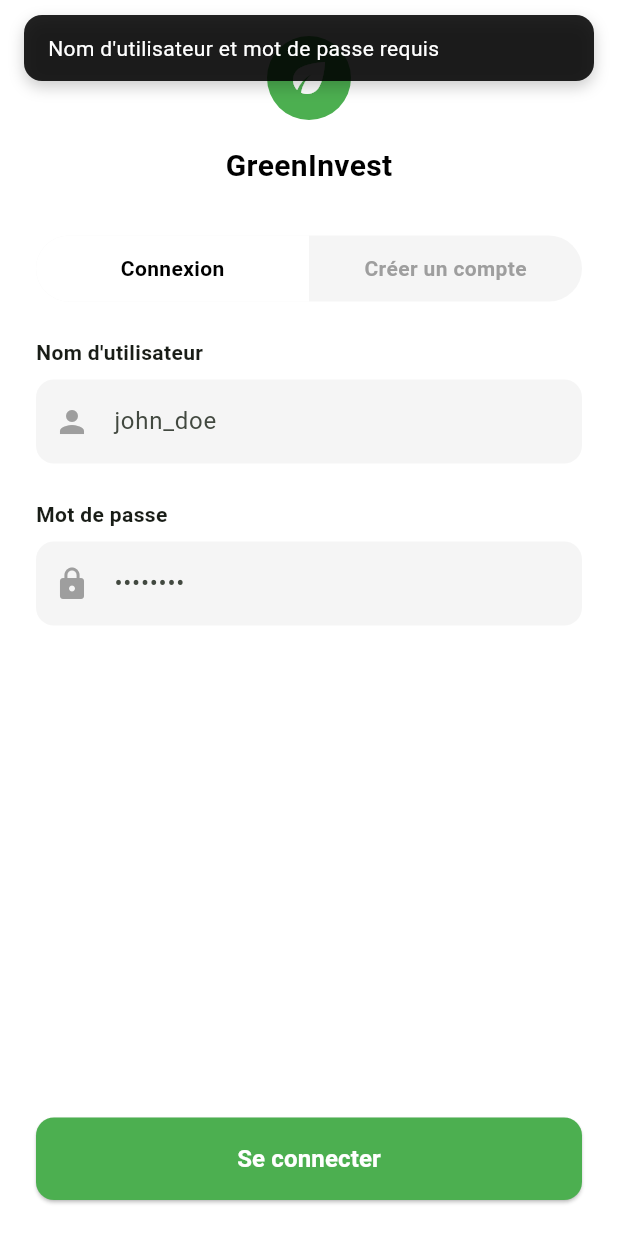
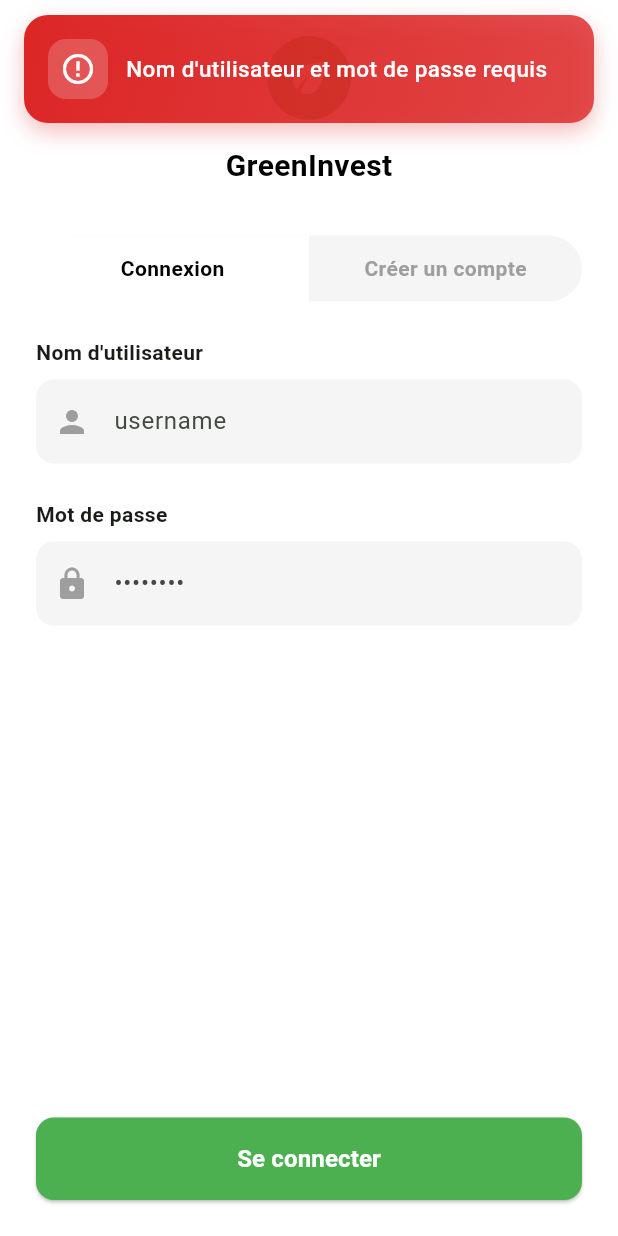
Before and after one commit to achrafmz/GreenInvest-Flutter, a Flutter app: the AuthScreen screen opened by its route, after a tap on "Créer un compte", after a tap on "Connexion", after a tap on "Se connecter", on a phone screen of 412 x 824 dp. Run offline on Flutter 3.47's test engine with Material 3 defaults, Android fonts, the light colour scheme and no system bars; our stand-ins replace dio, flutter_secure_storage; accounts and stored records are empty; network calls fail.

Commit message:
Modernisation des snackbars et boutton du menu

```diff
--- a/lib/screens/auth_screen.dart
+++ b/lib/screens/auth_screen.dart
@@ -42,12 +42,12 @@ class _AuthScreenState extends State<AuthScreen> {
 
     // Validation
     if (username.isEmpty || password.isEmpty) {
-      showTopSnackBar(context, 'Nom d\'utilisateur et mot de passe requis');
+      showTopSnackBar(context, 'Nom d\'utilisateur et mot de passe requis', isError: true);
       return;
     }
 
     if (!_isLoginMode && email.isEmpty) {
-      showTopSnackBar(context, 'L\'email est requis pour l\'inscription');
+      showTopSnackBar(context, 'L\'email est requis pour l\'inscription', isError: true);
       return;
     }
 
@@ -66,7 +66,7 @@ class _AuthScreenState extends State<AuthScreen> {
           Navigator.pushReplacementNamed(context, '/investor-dashboard');
         }
       } else if (mounted) {
-        showTopSnackBar(context, 'Échec de la connexion. Vérifiez vos identifiants.');
+        showTopSnackBar(context, 'Échec de la connexion. Vérifiez vos identifiants.', isError: true);
       }
     } else {
       // ✅ SIGNUP
@@ -89,7 +89,6 @@ class _AuthScreenState extends State<AuthScreen> {
           showTopSnackBar(
             context,
             result['message'] ?? 'Inscription réussie ! Veuillez vous connecter.',
-            backgroundColor: Colors.green,
           );
           setState(() {
             _isLoginMode = true;
@@ -98,7 +97,7 @@ class _AuthScreenState extends State<AuthScreen> {
           showTopSnackBar(
             context,
             result['message'] ?? 'Erreur lors de l\'inscription.',
-            backgroundColor: Colors.red,
+            isError: true,
             duration: const Duration(seconds: 5),
           );
         }
@@ -200,7 +199,7 @@ class _AuthScreenState extends State<AuthScreen> {
                 label: 'Nom d\'utilisateur',
                 controller: _usernameController,
                 icon: Icons.person,
-                hintText: 'john_doe',
+                hintText: 'username',
               ),
               const SizedBox(height: 24),
 
--- a/lib/screens/create_project_screen.dart
+++ b/lib/screens/create_project_screen.dart
@@ -52,11 +52,11 @@ class _CreateProjectScreenState extends State<CreateProjectScreen> {
       if (!mounted) return;
 
       if (success) {
-        showTopSnackBar(context, 'Projet créé avec succès !', backgroundColor: Colors.green);
+        showTopSnackBar(context, 'Projet créé avec succès !');
         Navigator.pop(context);
         // Optionnel : Recharger le dashboard
       } else {
-        showTopSnackBar(context, service.error ?? 'Erreur lors de la création', backgroundColor: Colors.red);
+        showTopSnackBar(context, service.error ?? 'Erreur lors de la création', isError: true);
       }
     }
   }
--- a/lib/screens/profile_screen.dart
+++ b/lib/screens/profile_screen.dart
@@ -59,10 +59,10 @@ class _ProfileScreenState extends State<ProfileScreen> {
       if (!mounted) return;
 
       if (success) {
-        showTopSnackBar(context, 'Profil mis à jour avec succès', backgroundColor: Colors.green);
+        showTopSnackBar(context, 'Profil mis à jour avec succès');
         setState(() => _isEditing = false);
       } else {
-        showTopSnackBar(context, 'Erreur lors de la mise à jour', backgroundColor: Colors.red);
+        showTopSnackBar(context, 'Erreur lors de la mise à jour', isError: true);
       }
     }
   }
--- a/lib/screens/project_detail_screen.dart
+++ b/lib/screens/project_detail_screen.dart
@@ -316,10 +316,10 @@ class ProjectDetailScreen extends StatelessWidget {
 
     if (context.mounted) {
       if (success) {
-        showTopSnackBar(context, 'Statut mis à jour: $newStatus', backgroundColor: Colors.green);
+        showTopSnackBar(context, 'Statut mis à jour: $newStatus');
         Navigator.pop(context); // Return to previous screen to refresh
       } else {
-         showTopSnackBar(context, 'Erreur lors de la mise à jour', backgroundColor: Colors.red);
+         showTopSnackBar(context, 'Erreur lors de la mise à jour', isError: true);
       }
     }
   }
--- a/lib/widgets/snackbar_helper.dart
+++ b/lib/widgets/snackbar_helper.dart
@@ -1,47 +1,28 @@
 import 'package:flutter/material.dart';
 
-/// Affiche un message type "Toast" en haut de l'écran via Overlay.
+/// Affiche un message type "Toast" en haut de l'écran via Overlay avec un design moderne.
 void showTopSnackBar(
   BuildContext context,
   String message, {
   Color? backgroundColor,
   Duration duration = const Duration(seconds: 3),
+  IconData? icon,
+  bool isError = false,
 }) {
   final overlay = Overlay.of(context);
   final topPadding = MediaQuery.of(context).padding.top;
 
+  // Définir les couleurs selon le type
+  final bgColor = backgroundColor ??
+    (isError ? const Color(0xFFDC2626) : const Color(0xFF10B981));
+
   final overlayEntry = OverlayEntry(
-    builder: (context) => Positioned(
-      top: topPadding + 10,
-      left: 16,
-      right: 16,
-      child: Material(
-        color: Colors.transparent,
-        child: Container(
-          padding: const EdgeInsets.symmetric(horizontal: 16, vertical: 12),
-          decoration: BoxDecoration(
-            color: backgroundColor ?? Colors.black87,
-            borderRadius: BorderRadius.circular(12),
-            boxShadow: [
-              BoxShadow(
-                color: Colors.black.withOpacity(0.2),
-                blurRadius: 8,
-                offset: const Offset(0, 4),
-              ),
-            ],
-          ),
-          child: Row(
-            children: [
-              Expanded(
-                child: Text(
-                  message,
-                  style: const TextStyle(color: Colors.white, fontSize: 14),
-                ),
-              ),
-            ],
-          ),
-        ),
-      ),
+    builder: (context) => _AnimatedSnackBar(
+      topPadding: topPadding,
+      message: message,
+      backgroundColor: bgColor,
+      icon: icon ?? (isError ? Icons.error_outline : Icons.check_circle_outline),
+      duration: duration,
     ),
   );
 
@@ -53,3 +34,137 @@ void showTopSnackBar(
     }
   });
 }
+
+class _AnimatedSnackBar extends StatefulWidget {
+  final double topPadding;
+  final String message;
+  final Color backgroundColor;
+  final IconData icon;
+  final Duration duration;
+
+  const _AnimatedSnackBar({
+    required this.topPadding,
+    required this.message,
+    required this.backgroundColor,
+    required this.icon,
+    required this.duration,
+  });
+
+  @override
+  State<_AnimatedSnackBar> createState() => _AnimatedSnackBarState();
+}
+
+class _AnimatedSnackBarState extends State<_AnimatedSnackBar>
+    with SingleTickerProviderStateMixin {
+  late AnimationController _controller;
+  late Animation<Offset> _slideAnimation;
+  late Animation<double> _fadeAnimation;
+
+  @override
+  void initState() {
+    super.initState();
+    _controller = AnimationController(
+      duration: const Duration(milliseconds: 400),
+      vsync: this,
+    );
+
+    _slideAnimation = Tween<Offset>(
+      begin: const Offset(0, -1),
+      end: Offset.zero,
+    ).animate(CurvedAnimation(
+      parent: _controller,
+      curve: Curves.easeOutBack,
+    ));
+
+    _fadeAnimation = Tween<double>(
+      begin: 0.0,
+      end: 1.0,
+    ).animate(CurvedAnimation(
+      parent: _controller,
+      curve: Curves.easeIn,
+    ));
+
+    _controller.forward();
+
+    // Auto-dismiss avec animation
+    Future.delayed(widget.duration - const Duration(milliseconds: 400), () {
+      if (mounted) {
+        _controller.reverse();
+      }
+    });
+  }
+
+  @override
+  void dispose() {
+    _controller.dispose();
+    super.dispose();
+  }
+
+  @override
+  Widget build(BuildContext context) {
+    return Positioned(
+      top: widget.topPadding + 10,
+      left: 16,
+      right: 16,
+      child: SlideTransition(
+        position: _slideAnimation,
+        child: FadeTransition(
+          opacity: _fadeAnimation,
+          child: Material(
+            color: Colors.transparent,
+            child: Container(
+              padding: const EdgeInsets.all(16),
+              decoration: BoxDecoration(
+                gradient: LinearGradient(
+                  colors: [
+                    widget.backgroundColor,
+                    widget.backgroundColor.withOpacity(0.8),
+                  ],
+                  begin: Alignment.topLeft,
+                  end: Alignment.bottomRight,
+                ),
+                borderRadius: BorderRadius.circular(16),
+                boxShadow: [
+                  BoxShadow(
+                    color: widget.backgroundColor.withOpacity(0.3),
+                    blurRadius: 12,
+                    offset: const Offset(0, 6),
+                    spreadRadius: 0,
+                  ),
+                ],
+              ),
+              child: Row(
+                children: [
+                  Container(
+                    padding: const EdgeInsets.all(8),
+                    decoration: BoxDecoration(
+                      color: Colors.white.withOpacity(0.2),
+                      borderRadius: BorderRadius.circular(12),
+                    ),
+                    child: Icon(
+                      widget.icon,
+                      color: Colors.white,
+                      size: 24,
+                    ),
+                  ),
+                  const SizedBox(width: 12),
+                  Expanded(
+                    child: Text(
+                      widget.message,
+                      style: const TextStyle(
+                        color: Colors.white,
+                        fontSize: 15,
+                        fontWeight: FontWeight.w500,
+                        height: 1.4,
+                      ),
+                    ),
+                  ),
+                ],
+              ),
+            ),
+          ),
+        ),
+      ),
+    );
+  }
+}
```
Also changed, not shown: lib/widgets/user_menu_button.dart (+134 -63 lines).
